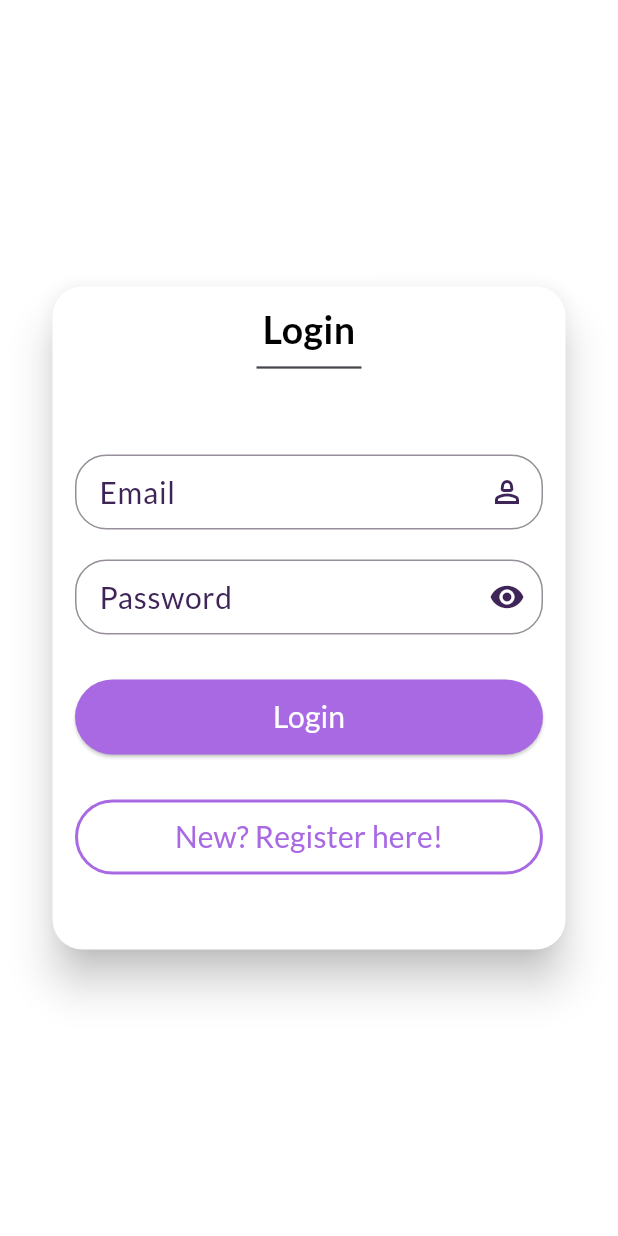
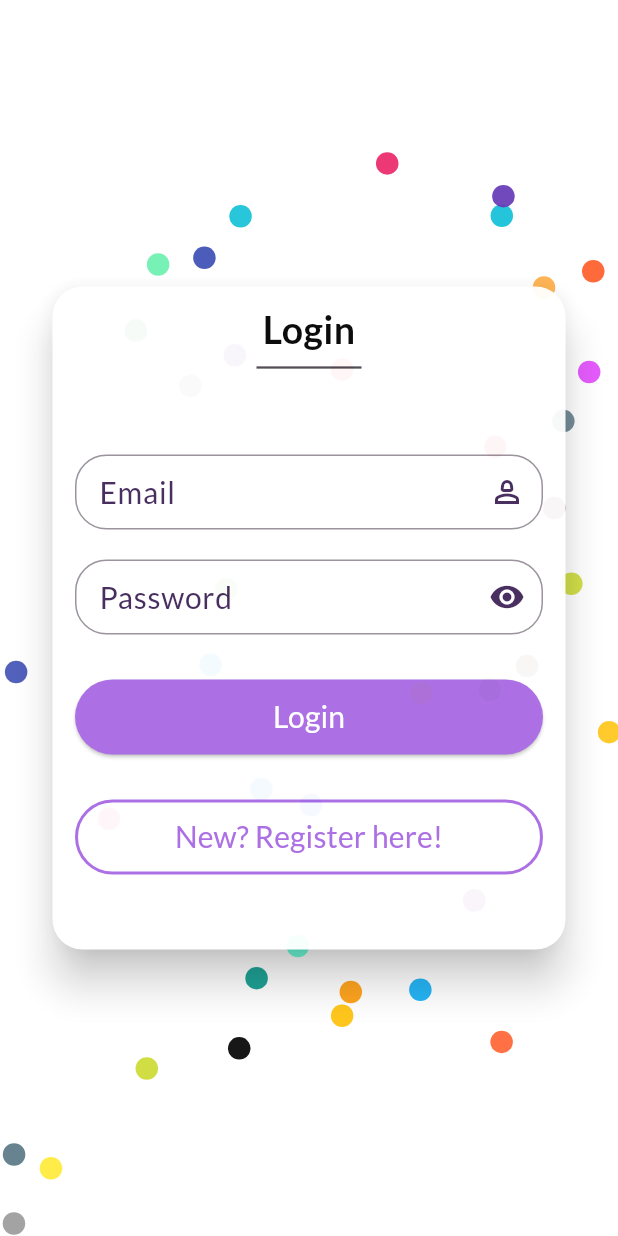
Before and after one commit to ayruvedaAvi/Project-II, a Flutter app: the screen it shows after launch, on a phone screen of 412 x 824 dp. Run offline on Flutter 3.47's test engine with Material 3 defaults, Android fonts, the phone set to English and light mode, and no system bars; our stand-ins replace curved_navigation_bar, dio, get, google_fonts, image_picker, jwt_decoder and 1 more.

```diff
--- a/flutter_project/lib/screens/test.dart
+++ b/flutter_project/lib/screens/test.dart
@@ -4,6 +4,51 @@ import 'package:flutter_project/screens/register_screen.dart';
 import 'package:flutter_project/widgets/custom_text_form_field.dart';
 
 import 'package:get/get.dart';
+import 'dart:math';
+
+List<Color> cColors = [
+  Colors.red,
+  Colors.blue,
+  Colors.green,
+  Colors.yellow,
+  Colors.purple,
+  Colors.orange,
+  Colors.pink,
+  Colors.teal,
+  Colors.brown,
+  Colors.grey,
+  Colors.cyan,
+  Colors.lime,
+  Colors.indigo,
+  Colors.amber,
+  Colors.deepOrange,
+  Colors.lightBlue,
+  Colors.lightGreen,
+  Colors.deepPurple,
+  Colors.blueGrey,
+  Colors.black,
+  Colors.white,
+  Colors.redAccent,
+  Colors.blueAccent,
+  Colors.greenAccent,
+  Colors.yellowAccent,
+  Colors.purpleAccent,
+  Colors.orangeAccent,
+  Colors.pinkAccent,
+  Colors.tealAccent,
+  Colors.brown,
+  Colors.grey,
+  Colors.cyan,
+  Colors.lime,
+  Colors.indigo,
+  Colors.amber,
+  Colors.deepOrange,
+  Colors.lightBlue,
+  Colors.lightGreen,
+  Colors.deepPurple,
+  Colors.blueGrey,
+  Colors.black,
+];
 
 class Test extends StatefulWidget {
   const Test({super.key});
@@ -12,17 +57,102 @@ class Test extends StatefulWidget {
   State<Test> createState() => _TestState();
 }
 
-class _TestState extends State<Test> {
+class _TestState extends State<Test> with TickerProviderStateMixin {
   final _formKey = GlobalKey<FormState>();
   final loginController = Get.put(LoginController());
+  Random random = Random();
+
+  final List<AnimationController> _controllers = [];
+  final List<Animation<double>> _blinkAnimations = [];
+  final List<Animation<Offset>> _moveAnimations = [];
+  final List<double> _startTops = [];
+  final List<double> _startLefts = [];
+  final List<double> _endTops = [];
+  final List<double> _endLefts = [];
+
+  bool _isInitialized = false;
+
+  @override
+  void initState() {
+    super.initState();
+    for (int i = 0; i < 40; i++) {
+      var controller = AnimationController(
+        vsync: this,
+        duration: Duration(milliseconds: 5000 + random.nextInt(2000)),
+      );
+      _controllers.add(controller);
+
+      var blinkAnimation =
+          Tween<double>(begin: 0.5, end: 1.0).animate(controller);
+      _blinkAnimations.add(blinkAnimation);
+
+      controller.forward();
+      controller.addStatusListener((status) {
+        if (status == AnimationStatus.completed) {
+          controller.reverse();
+        } else if (status == AnimationStatus.dismissed) {
+          Future.delayed(Duration(seconds: random.nextInt(10)), () {
+            if (mounted) controller.forward();
+          });
+        }
+      });
+    }
+  }
+
+  @override
+  void didChangeDependencies() {
+    super.didChangeDependencies();
+    if (!_isInitialized) {
+      final size = MediaQuery.of(context).size;
+      for (int i = 0; i < 40; i++) {
+        _startTops.add(random.nextDouble() * size.height);
+        _startLefts.add(random.nextDouble() * size.width);
+        _endTops.add(random.nextDouble() * size.height);
+        _endLefts.add(random.nextDouble() * size.width);
+
+        var moveAnimation = Tween<Offset>(
+          begin: Offset(_startLefts[i], _startTops[i]),
+          end: Offset(_endLefts[i], _endTops[i]),
+        ).animate(CurvedAnimation(
+          parent: _controllers[i],
+          curve: Curves.easeInOut,
+        ));
+        _moveAnimations.add(moveAnimation);
+      }
+      _isInitialized = true;
+    }
+  }
 
   @override
   Widget build(BuildContext context) {
     return SafeArea(
       child: Scaffold(
-        // backgroundColor: Theme.of(context).colorScheme.primary,
         backgroundColor: Colors.white,
-        body: Center(
+        body: Stack(
+          children: [
+            for (int i = 0; i < 40; i++)
+              AnimatedBuilder(
+                animation: _controllers[i],
+                builder: (context, child) {
+                  return Transform.translate(
+                    offset: _moveAnimations[i].value,
+                    child: Opacity(
+                      opacity: _blinkAnimations[i].value,
+                      child: Container(
+                        height: 15,
+                        width: 15,
+                        decoration: BoxDecoration(
+                          color: cColors[i % cColors.length],
+                          borderRadius: BorderRadius.circular(10),
+                        ),
+                      ),
+                    ),
+                  );
+                },
+              ),
+            Opacity(
+              opacity: 0.95,
+              child: Center(
                 child: SizedBox(
                   height: 450,
                   width: 350,
@@ -45,7 +175,8 @@ class _TestState extends State<Test> {
                               fontWeight: FontWeight.bold,
                             ),
                           ),
-                    const SizedBox(width: 70, child: Divider(thickness: 1.5)),
+                          const SizedBox(
+                              width: 70, child: Divider(thickness: 1.5)),
                           Form(
                             key: _formKey,
                             child: Obx(
@@ -68,7 +199,8 @@ class _TestState extends State<Test> {
                                       },
                                       labelText: 'Email',
                                       hintText: 'Enter your email',
-                                suffixIcon: const Icon(Icons.person_2_outlined),
+                                      suffixIcon:
+                                          const Icon(Icons.person_2_outlined),
                                     ),
                                   ),
                                   const SizedBox(height: 20),
@@ -76,7 +208,8 @@ class _TestState extends State<Test> {
                                     height: 50,
                                     child: CustomTextFormField(
                                       keyType: TextInputType.visiblePassword,
-                                controller: loginController.passwordController,
+                                      controller:
+                                          loginController.passwordController,
                                       obscureText: true,
                                       validator: (value) {
                                         if (value == null || value.isEmpty) {
@@ -98,12 +231,9 @@ class _TestState extends State<Test> {
                                     width: double.infinity,
                                     child: ElevatedButton(
                                       style: ElevatedButton.styleFrom(
-                                  foregroundColor:
-                                      // Theme.of(context).colorScheme.primary,
-                                      Colors.white,
-                                  backgroundColor:
-                                      // Theme.of(context).colorScheme.onPrimary,
-                                      const Color.fromARGB(255, 168, 105, 227),
+                                        foregroundColor: Colors.white,
+                                        backgroundColor: const Color.fromARGB(
+                                            255, 168, 105, 227),
                                       ),
                                       onPressed: () {
                                         loginController.isLoading.value = true;
@@ -133,10 +263,10 @@ class _TestState extends State<Test> {
                                         shape: const StadiumBorder(),
                                         side: const BorderSide(
                                             width: 2,
-                                      color:
-                                          Color.fromARGB(255, 168, 105, 227)),
-                                  foregroundColor:
-                                      const Color.fromARGB(255, 168, 105, 227),
+                                            color: Color.fromARGB(
+                                                255, 168, 105, 227)),
+                                        foregroundColor: const Color.fromARGB(
+                                            255, 168, 105, 227),
                                       ),
                                       onPressed: () {
                                         Get.to(() => const SignupScreen());
@@ -162,6 +292,17 @@ class _TestState extends State<Test> {
                 ),
               ),
             ),
+          ],
+        ),
+      ),
     );
   }
+
+  @override
+  void dispose() {
+    for (var controller in _controllers) {
+      controller.dispose();
     }
+    super.dispose();
+  }
+}
```
Also changed, not shown: flutter_project/lib/screens/splash_screen.dart (line endings or trailing spaces). Lines whose indentation alone changed are shown as unchanged.
